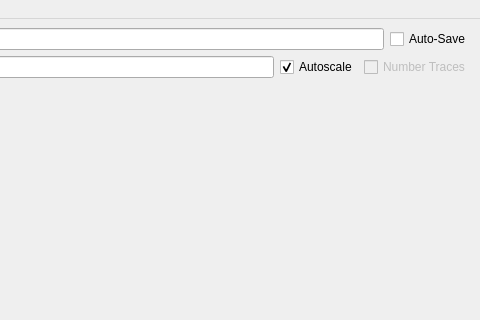
Above: scripts/NWAWindow.ui from SchusterLab/slab before the change; both pictures show x 604 to 1084 and y 0 to 320 of the 1084 by 836 pixel window. Below: the same form after it.
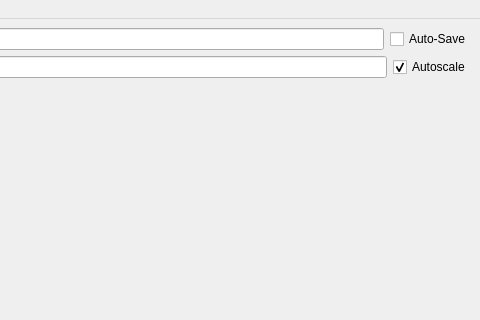
That is the form after the change. Custom widgets are drawn as their Qt base class.

Diff of the .ui file:
```diff
--- a/scripts/NWAWindow.ui
+++ b/scripts/NWAWindow.ui
@@ -302,16 +302,6 @@
             </property>
            </widget>
           </item>
-          <item>
-           <widget class="QCheckBox" name="param_numberTraces">
-            <property name="enabled">
-             <bool>false</bool>
-            </property>
-            <property name="text">
-             <string>Number Traces</string>
-            </property>
-           </widget>
-          </item>
          </layout>
         </item>
         <item>
```
